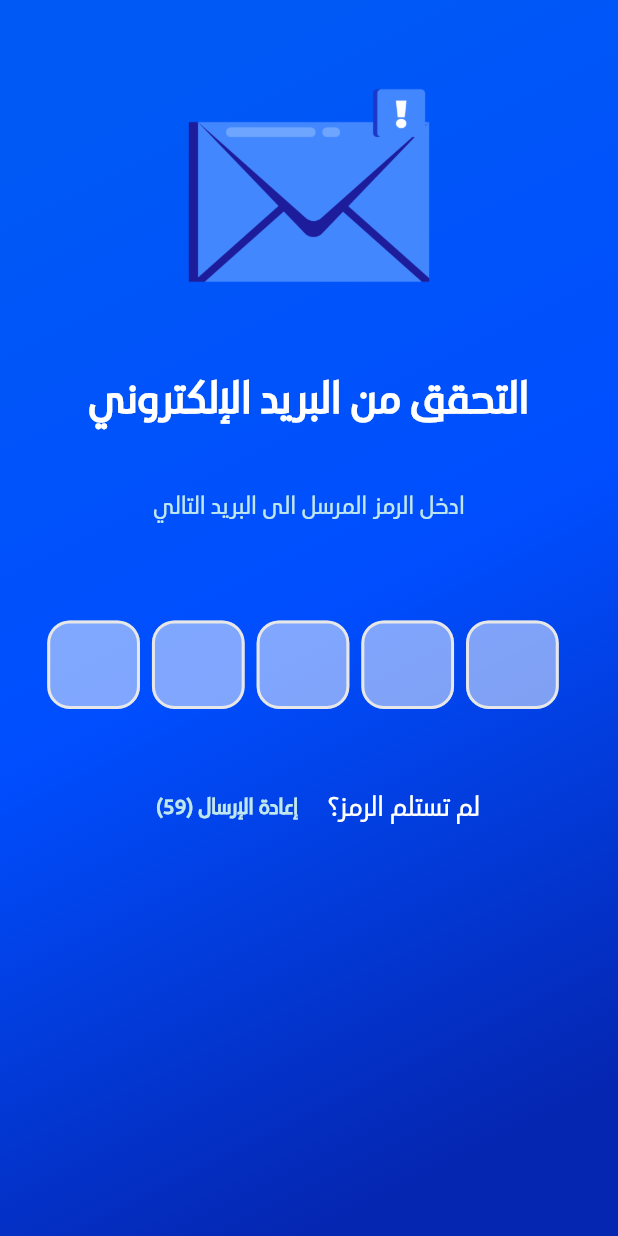
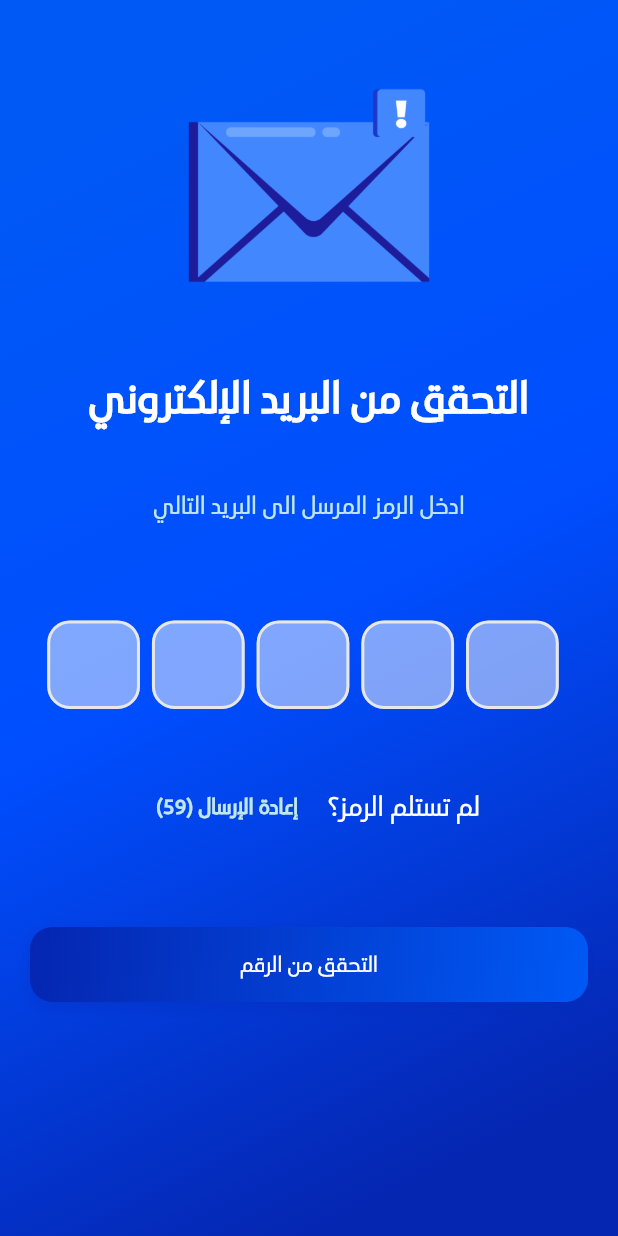
Before and after one commit to Nuhoud/Nuhoud-mobile-app, a Flutter app: the VerificationPage screen opened directly with empty values, on a phone screen of 412 x 824 dp. Run offline on Flutter 3.47's test engine with Material 3 defaults, Android fonts, the light colour scheme and no system bars; drawn by our look-alikes of flutter_otp_text_field; our stand-ins replace awesome_snackbar_content, dartz, dio, equatable, flutter_bloc, get_it and 4 more; missing offline and left inert: phone_form_field; accounts and stored records are empty; project files that could hold a hidden picture were left out.

Commit message:
add auth bloc consumer to verification page

```diff
--- a/lib/features/auth/presentation/views/verification/verification_page.dart
+++ b/lib/features/auth/presentation/views/verification/verification_page.dart
@@ -1,5 +1,8 @@
 import 'package:flutter/material.dart';
+import 'package:flutter_bloc/flutter_bloc.dart';
 import 'package:nuhoud/core/utils/enums.dart';
+import 'package:nuhoud/core/utils/services_locater.dart';
+import 'package:nuhoud/features/auth/presentation/view-model/auth_cubit.dart';
 import 'package:nuhoud/features/auth/presentation/views/verification/widgets/verification_page_body.dart';
 
 class VerificationArgs {
@@ -25,11 +28,14 @@ class VerificationPage extends StatelessWidget {
 
   @override
   Widget build(BuildContext context) {
-    return Scaffold(
-      body: VerificationPagebody(
-        email: email,
-        isFromRigster: isFromRegiter,
-        selectedAuthType: selectedAuthType,
+    return BlocProvider(
+      create: (context) => getit.get<AuthCubit>(),
+      child: Scaffold(
+        body: VerificationPagebody(
+          identifier: email,
+          isFromRigster: isFromRegiter,
+          selectedAuthType: selectedAuthType,
+        ),
       ),
     );
   }
--- a/lib/features/auth/presentation/views/verification/widgets/verification_page_body.dart
+++ b/lib/features/auth/presentation/views/verification/widgets/verification_page_body.dart
@@ -1,12 +1,15 @@
 import 'dart:async';
 
 import 'package:flutter/material.dart';
+import 'package:flutter_bloc/flutter_bloc.dart';
 import 'package:nuhoud/core/utils/app_constats.dart';
 import 'package:nuhoud/core/utils/app_localizations.dart';
 import 'package:nuhoud/core/utils/enums.dart';
 
-import '../../../../../../core/widgets/custom_button.dart';
+import '../../../../../../core/utils/services_locater.dart';
 import '../../../../../../core/widgets/gradient_container.dart';
+import '../../../view-model/auth_cubit.dart';
+import '../../widgets/auth_bloc_consumer.dart';
 import 'custom_opt_field.dart';
 import 'mail_image.dart';
 import 'resend_code.dart';
@@ -15,10 +18,10 @@ import 'verification_msg.dart';
 class VerificationPagebody extends StatefulWidget {
   const VerificationPagebody(
       {super.key,
-      required this.email,
+      required this.identifier,
       required this.isFromRigster,
       required this.selectedAuthType});
-  final String email;
+  final String identifier;
   final bool isFromRigster;
   final AuthType selectedAuthType;
   @override
@@ -58,6 +61,8 @@ class _VerificationPagebodyState extends State<VerificationPagebody> {
 
   void _resendCode() {
     if (_canResend) {
+      context.read<AuthCubit>().resendOtp(
+          identifier: widget.identifier, authType: widget.selectedAuthType);
       _startTimer();
     }
   }
@@ -88,7 +93,7 @@ class _VerificationPagebodyState extends State<VerificationPagebody> {
             ),
             SizedBox(height: size.height * 0.05),
             VerificationMsg(
-              emailOrPhone: widget.email,
+              emailOrPhone: widget.identifier,
               selectedAuthType: widget.selectedAuthType,
             ),
             CustomOptField(onSubmit: (value) {
@@ -98,17 +103,21 @@ class _VerificationPagebodyState extends State<VerificationPagebody> {
                 onPressed: _canResend ? _resendCode : null,
                 canResend: _canResend,
                 remainingTime: _remainingTime),
-            if (widget.isFromRigster)
-              CustomButton(
-                child: Text(
-                  "verfi_num".tr(context),
-                  style: theme.textTheme.titleMedium!
-                      .copyWith(color: Colors.white),
-                ),
-                onPressed: () {
-                  if (_otpValue.isNotEmpty && _otpValue.length == 6) {}
-                },
-              ),
+            AuthBlocConsumer(
+              buttonText: "verfi_num".tr(context),
+              cubit: getit.get<AuthCubit>(),
+              onPressed: () {
+                if (_otpValue.isNotEmpty && _otpValue.length == 5) {
+                  if (widget.isFromRigster) {
+                    context.read<AuthCubit>().verifyOtp(
+                        identifier: widget.identifier,
+                        otp: _otpValue,
+                        authType: widget.selectedAuthType);
+                  } else {}
+                }
+              },
+              onSuccess: () {},
+            ),
           ],
         ),
       ),
```
